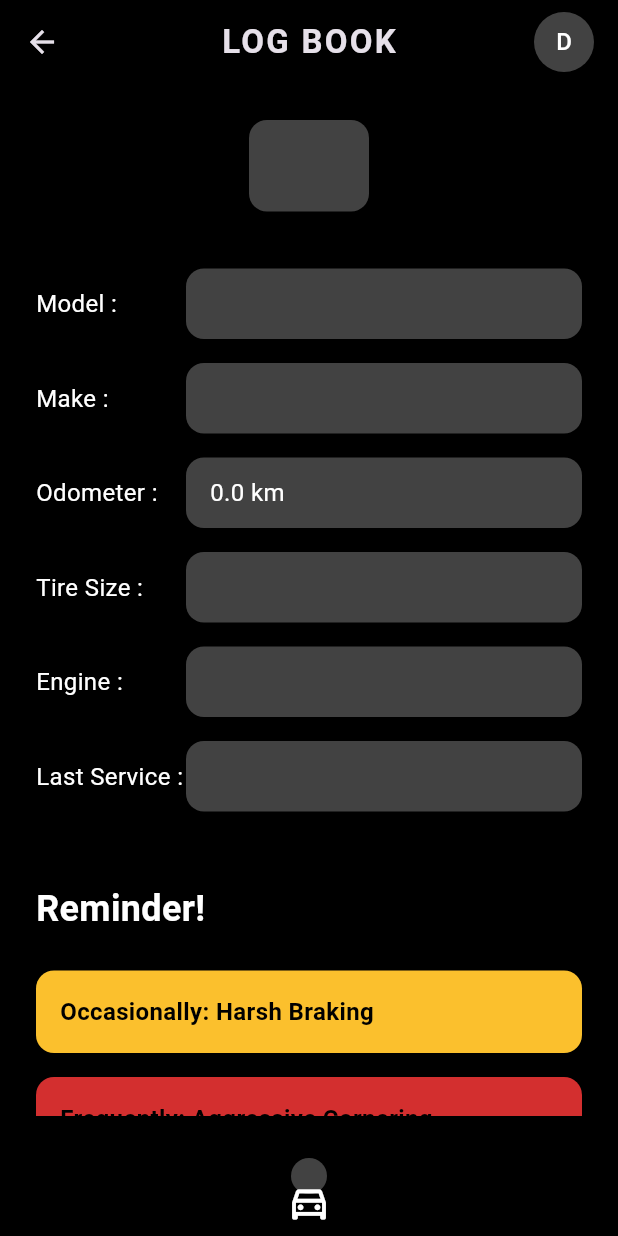
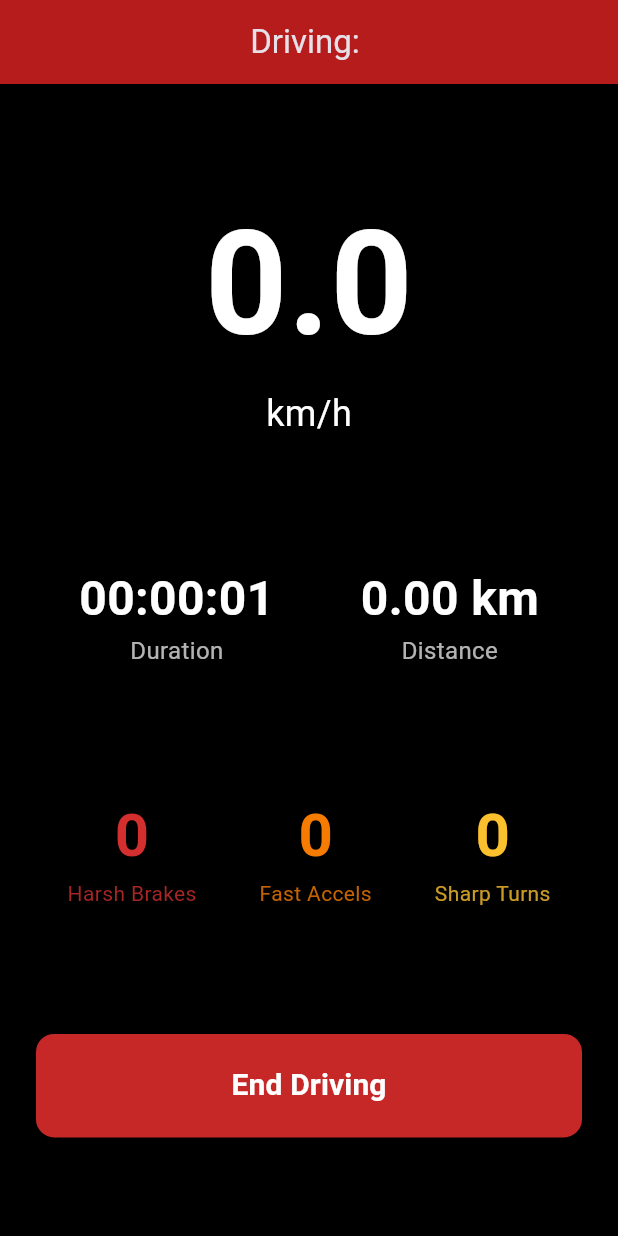
Before and after one commit to hadifnz/drive_buddy, a Flutter app: the LogbookScreen screen opened directly with empty values, after a tap on the "drive eta" icon, on a phone screen of 412 x 824 dp. Run offline on Flutter 3.47's test engine with Material 3 defaults, Android fonts, the phone set to English and light mode, and no system bars; our stand-ins replace geolocator, hive, hive_flutter, permission_handler, sensors_plus; accounts and stored records are empty.

Commit message:
progress 29 oct

```diff
--- a/lib/main.dart
+++ b/lib/main.dart
@@ -6,6 +6,7 @@ import 'models/car_model.dart';
 import 'package:drive_buddy/screens/add_new_car_screen.dart';
 import 'package:drive_buddy/screens/logbook_screen.dart';
 import 'package:drive_buddy/screens/chatbot_screen.dart';
+import 'package:drive_buddy/screens/driving_session_screen.dart';
 
 Future<void> main() async {
   WidgetsFlutterBinding.ensureInitialized();
@@ -49,6 +50,12 @@ class DriveBuddyApp extends StatelessWidget {
           case '/chatbot':
             return MaterialPageRoute(builder: (_) => const ChatbotScreen());
 
+          case '/driving_session':
+            final car = settings.arguments as Car;
+            return MaterialPageRoute(
+              builder: (_) => DrivingSessionScreen(car: car),
+            );
+
           default:
             return MaterialPageRoute(builder: (_) => const LoginScreen());
         }
--- /dev/null
+++ b/lib/screens/driving_session_screen.dart
@@ -0,0 +1,288 @@
+// lib/screens/driving_session_screen.dart
+
+import 'dart:async';
+import 'package:flutter/material.dart';
+import 'package:drive_buddy/models/car_model.dart';
+import 'package:permission_handler/permission_handler.dart';
+import 'package:geolocator/geolocator.dart';
+import 'package:sensors_plus/sensors_plus.dart';
+
+class DrivingSessionScreen extends StatefulWidget {
+  final Car car;
+  const DrivingSessionScreen({super.key, required this.car});
+
+  @override
+  State<DrivingSessionScreen> createState() => _DrivingSessionScreenState();
+}
+
+class _DrivingSessionScreenState extends State<DrivingSessionScreen> {
+  // Stream Subscriptions
+  StreamSubscription? _positionStream;
+  StreamSubscription? _accelerometerStream;
+  StreamSubscription? _gyroscopeStream;
+  Timer? _timer;
+
+  // Session Data
+  int _sessionDuration = 0; // in seconds
+  double _speedKmh = 0;
+  double _distanceMeters = 0;
+  Position? _lastPosition;
+
+  // Behavior Counters
+  int _harshBrakingCount = 0;
+  int _rapidAccelCount = 0;
+  int _sharpTurnCount = 0;
+
+  bool _isDetectingEvents = true; // To throttle event detection
+
+  @override
+  void initState() {
+    super.initState();
+    _startSession();
+  }
+
+  @override
+  void dispose() {
+    _endSession(); // Ensure all streams are cancelled
+    super.dispose();
+  }
+
+  Future<void> _startSession() async {
+    // 1. Request Permission
+    if (await Permission.location.request().isGranted) {
+      // 2. Start Timer
+      _timer = Timer.periodic(const Duration(seconds: 1), (timer) {
+        setState(() {
+          _sessionDuration++;
+        });
+      });
+
+      // 3. Start GPS Stream
+      _positionStream =
+          Geolocator.getPositionStream(
+            locationSettings: const LocationSettings(
+              accuracy: LocationAccuracy.bestForNavigation,
+              distanceFilter: 5, // Update every 5 meters
+            ),
+          ).listen((Position position) {
+            setState(() {
+              _speedKmh = position.speed * 3.6; // Convert m/s to km/h
+              if (_lastPosition != null) {
+                _distanceMeters += Geolocator.distanceBetween(
+                  _lastPosition!.latitude,
+                  _lastPosition!.longitude,
+                  position.latitude,
+                  position.longitude,
+                );
+              }
+              _lastPosition = position;
+            });
+          });
+
+      // 4. Start Accelerometer Stream
+      // We use userAccelerometerEvents to exclude gravity
+      _accelerometerStream = userAccelerometerEvents.listen((event) {
+        if (!_isDetectingEvents) return;
+
+        // Assuming phone is in a portrait cradle (Z-axis is forward/backward)
+        double z = event.z;
+
+        // Rapid Acceleration [cite: 725]
+        if (z > 4.0) {
+          setState(() {
+            _rapidAccelCount++;
+          });
+          _throttleEvents();
+        }
+        // Harsh Braking [cite: 724]
+        else if (z < -6.0) {
+          setState(() {
+            _harshBrakingCount++;
+          });
+          _throttleEvents();
+        }
+      });
+
+      // 5. Start Gyroscope Stream [cite: 720]
+      _gyroscopeStream = gyroscopeEvents.listen((event) {
+        if (!_isDetectingEvents) return;
+
+        // Assuming phone is in a portrait cradle (Y-axis is yaw/turning)
+        double y = event.y;
+
+        // Sudden Turn [cite: 726]
+        if (y.abs() > 2.5) {
+          setState(() {
+            _sharpTurnCount++;
+          });
+          _throttleEvents();
+        }
+      });
+    } else {
+      // Handle permission denied
+      Navigator.of(context).pop();
+    }
+  }
+
+  // Prevents multiple events from firing in one maneuver
+  void _throttleEvents() {
+    _isDetectingEvents = false;
+    Future.delayed(const Duration(seconds: 3), () {
+      _isDetectingEvents = true;
+    });
+  }
+
+  void _endSession() {
+    _timer?.cancel();
+    _positionStream?.cancel();
+    _accelerometerStream?.cancel();
+    _gyroscopeStream?.cancel();
+
+    // TODO: Save the session data (duration, distance, event counts)
+    // to a new HiveBox (e.g., 'trip_sessions') linked to the car.
+  }
+
+  // Helper to format duration
+  String _formatDuration(int totalSeconds) {
+    final duration = Duration(seconds: totalSeconds);
+    String twoDigits(int n) => n.toString().padLeft(2, '0');
+    final hours = twoDigits(duration.inHours);
+    final minutes = twoDigits(duration.inMinutes.remainder(60));
+    final seconds = twoDigits(duration.inSeconds.remainder(60));
+    return "$hours:$minutes:$seconds";
+  }
+
+  @override
+  Widget build(BuildContext context) {
+    return Scaffold(
+      backgroundColor: Colors.black,
+      appBar: AppBar(
+        title: Text('Driving: ${widget.car.plateNumber}'),
+        backgroundColor: Colors.red.shade900,
+        centerTitle: true,
+        automaticallyImplyLeading: false, // Remove back button
+      ),
+      body: Padding(
+        padding: const EdgeInsets.all(24.0),
+        child: Column(
+          mainAxisAlignment: MainAxisAlignment.spaceAround,
+          children: [
+            // Live Stats Grid
+            Column(
+              children: [
+                Text(
+                  _speedKmh.toStringAsFixed(1),
+                  style: const TextStyle(
+                    color: Colors.white,
+                    fontSize: 96,
+                    fontWeight: FontWeight.bold,
+                  ),
+                ),
+                const Text(
+                  'km/h',
+                  style: TextStyle(color: Colors.white, fontSize: 24),
+                ),
+              ],
+            ),
+            Row(
+              mainAxisAlignment: MainAxisAlignment.spaceAround,
+              children: [
+                _buildStatCard('Duration', _formatDuration(_sessionDuration)),
+                _buildStatCard(
+                  'Distance',
+                  '${(_distanceMeters / 1000).toStringAsFixed(2)} km',
+                ),
+              ],
+            ),
+
+            // Event Counters
+            Row(
+              mainAxisAlignment: MainAxisAlignment.spaceAround,
+              children: [
+                _buildEventCard(
+                  'Harsh Brakes',
+                  _harshBrakingCount,
+                  Colors.red.shade700,
+                ),
+                _buildEventCard(
+                  'Fast Accels',
+                  _rapidAccelCount,
+                  Colors.orange.shade700,
+                ),
+                _buildEventCard(
+                  'Sharp Turns',
+                  _sharpTurnCount,
+                  Colors.yellow.shade700,
+                ),
+              ],
+            ),
+
+            // End Driving Button
+            SizedBox(
+              width: double.infinity,
+              child: ElevatedButton(
+                onPressed: () {
+                  _endSession();
+                  Navigator.of(context).pop(); // Go back to Logbook
+                },
+                style: ElevatedButton.styleFrom(
+                  backgroundColor: Colors.red.shade800,
+                  padding: const EdgeInsets.symmetric(vertical: 20),
+                  shape: RoundedRectangleBorder(
+                    borderRadius: BorderRadius.circular(12),
+                  ),
+                ),
+                child: const Text(
+                  'End Driving',
+                  style: TextStyle(
+                    color: Colors.white,
+                    fontSize: 20,
+                    fontWeight: FontWeight.bold,
+                  ),
+                ),
+              ),
+            ),
+          ],
+        ),
+      ),
+    );
+  }
+
+  Widget _buildStatCard(String label, String value) {
+    return Column(
+      children: [
+        Text(
+          value,
+          style: const TextStyle(
+            color: Colors.white,
+            fontSize: 32,
+            fontWeight: FontWeight.bold,
+          ),
+        ),
+        Text(
+          label,
+          style: TextStyle(color: Colors.white.withOpacity(0.7), fontSize: 16),
+        ),
+      ],
+    );
+  }
+
+  Widget _buildEventCard(String label, int count, Color color) {
+    return Column(
+      children: [
+        Text(
+          count.toString(),
+          style: TextStyle(
+            color: color,
+            fontSize: 40,
+            fontWeight: FontWeight.bold,
+          ),
+        ),
+        Text(
+          label,
+          style: TextStyle(color: color.withOpacity(0.8), fontSize: 14),
+        ),
+      ],
+    );
+  }
+}
--- a/lib/screens/logbook_screen.dart
+++ b/lib/screens/logbook_screen.dart
@@ -113,6 +113,9 @@ class LogbookScreen extends StatelessWidget {
           child: ElevatedButton(
             onPressed: () {
               // TODO: Navigate to the "Start Driving" screen/session
+              Navigator.of(
+                context,
+              ).pushNamed('/driving_session', arguments: car);
             },
             style: ElevatedButton.styleFrom(
               backgroundColor: Colors.grey.shade800,
```
Also changed, not shown: 1 other file.
